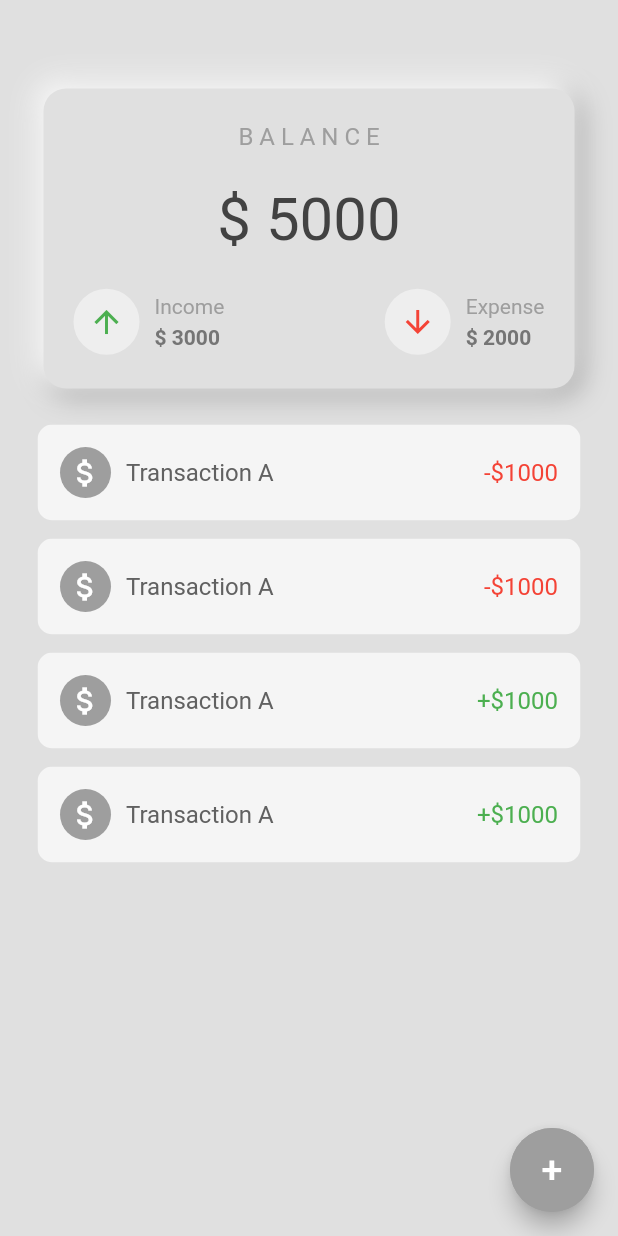
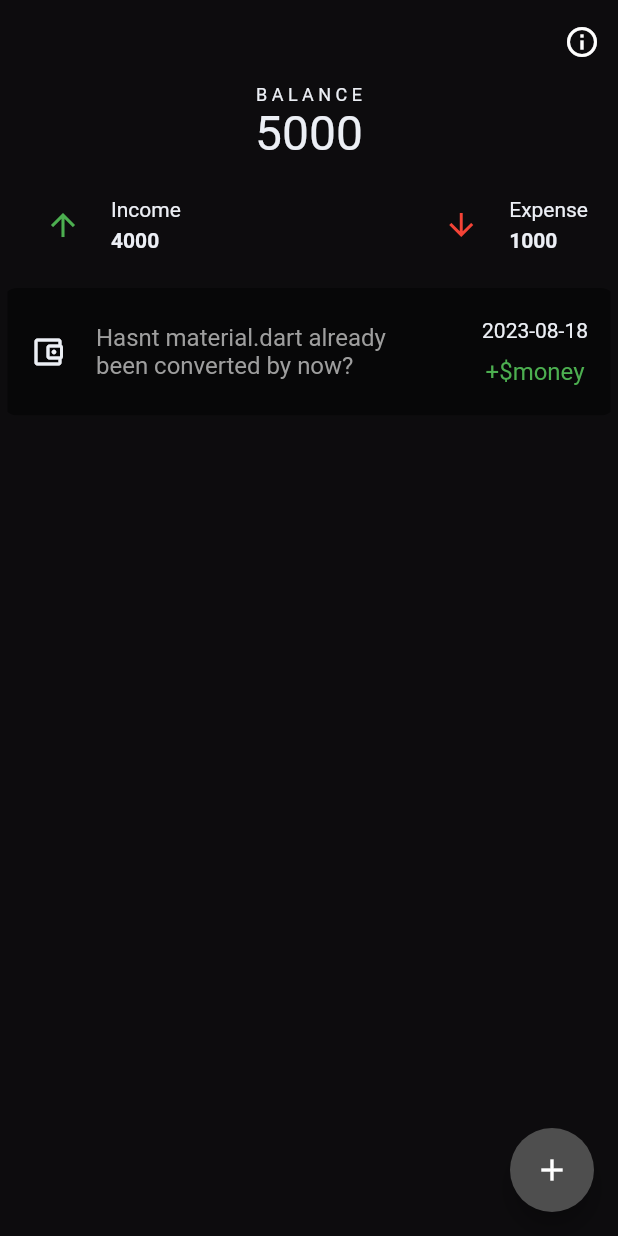
Before and after one commit to ojasvishaklya/expenny-android, a Flutter app: the screen it shows after launch, on a phone screen of 412 x 824 dp. Run offline on Flutter 3.47's test engine with Material 2 defaults, Android fonts, the phone set to English and light mode, and no system bars; our stand-ins replace google_fonts, logger.

Commit message:
adds theme

```diff
--- a/lib/components/display_card.dart
+++ /dev/null
@@ -1,127 +0,0 @@
-import 'package:flutter/material.dart';
-
-class DisplayCard extends StatelessWidget {
-  final String balance;
-  final String income;
-  final String expense;
-
-  DisplayCard({
-    required this.balance,
-    required this.expense,
-    required this.income,
-  });
-
-  @override
-  Widget build(BuildContext context) {
-    return Padding(
-      padding: const EdgeInsets.all(4.0),
-      child: Container(
-        height: 200,
-        child: Center(
-          child: Column(
-            mainAxisAlignment: MainAxisAlignment.spaceEvenly,
-            children: [
-              Text('B A L A N C E',
-                  style: TextStyle(color: Colors.grey[500], fontSize: 16)),
-              Text(
-                '\$' + balance,
-                style: TextStyle(color: Colors.grey[800], fontSize: 40),
-              ),
-              Padding(
-                padding: const EdgeInsets.symmetric(horizontal: 20.0),
-                child: Row(
-                  mainAxisAlignment: MainAxisAlignment.spaceBetween,
-                  children: [
-                    Row(
-                      children: [
-                        Container(
-                          padding: EdgeInsets.all(10),
-                          decoration: BoxDecoration(
-                            shape: BoxShape.circle,
-                            color: Colors.grey[200],
-                          ),
-                          child: const Center(
-                            child: Icon(
-                              Icons.arrow_upward,
-                              color: Colors.green,
-                            ),
-                          ),
-                        ),
-                        const SizedBox(
-                          width: 10,
-                        ),
-                        Column(
-                          crossAxisAlignment: CrossAxisAlignment.start,
-                          children: [
-                            Text('Income',
-                                style: TextStyle(color: Colors.grey[500])),
-                            const SizedBox(
-                              height: 5,
-                            ),
-                            Text('\$' + income,
-                                style: TextStyle(
-                                    color: Colors.grey[600],
-                                    fontWeight: FontWeight.bold)),
-                          ],
-                        )
-                      ],
-                    ),
-                    Row(
-                      children: [
-                        Container(
-                          padding: EdgeInsets.all(10),
-                          decoration: BoxDecoration(
-                            shape: BoxShape.circle,
-                            color: Colors.grey[200],
-                          ),
-                          child: const Center(
-                            child: Icon(
-                              Icons.arrow_downward,
-                              color: Colors.red,
-                            ),
-                          ),
-                        ),
-                        const SizedBox(
-                          width: 10,
-                        ),
-                        Column(
-                          crossAxisAlignment: CrossAxisAlignment.start,
-                          children: [
-                            Text('Expense',
-                                style: TextStyle(color: Colors.grey[500])),
-                            const SizedBox(
-                              height: 5,
-                            ),
-                            Text('\$' + expense,
-                                style: TextStyle(
-                                    color: Colors.grey[600],
-                                    fontWeight: FontWeight.bold)),
-                          ],
-                        )
-                      ],
-                    )
-                  ],
-                ),
-              )
-            ],
-          ),
-        ),
-        decoration: BoxDecoration(
-            borderRadius: BorderRadius.circular(15),
-            color: Colors.grey[300],
-            boxShadow: [
-              BoxShadow(
-                  color: Colors.grey.shade500,
-                  offset: Offset(4.0, 4.0),
-                  blurRadius: 15.0,
-                  spreadRadius: 1.0),
-              const BoxShadow(
-                  color: Colors.white,
-                  offset: Offset(-4.0, -4.0),
-                  blurRadius: 15.0,
-                  spreadRadius: 1.0),
-            ]),
-      ),
-    );
-  }
-}
--- a/lib/components/floating_button.dart
+++ /dev/null
@@ -1,28 +0,0 @@
-import 'package:flutter/material.dart';
-
-class FloatingButton extends StatelessWidget {
-  final function;
-
-  const FloatingButton({this.function});
-
-  @override
-  Widget build(BuildContext context) {
-    return GestureDetector(
-      onTap: function,
-      child: Container(
-        height: 75,
-        width: 75,
-        decoration: BoxDecoration(
-          color: Colors.grey[500],
-          shape: BoxShape.circle,
-        ),
-        child: const Center(
-          child: Text(
-            '+',
-            style: TextStyle(color: Colors.white, fontSize: 25),
-          ),
-        ),
-      ),
-    );
-  }
-}
--- a/lib/components/transaction_card.dart
+++ /dev/null
@@ -1,64 +0,0 @@
-import 'package:flutter/material.dart';
-
-class TransactionCard extends StatelessWidget {
-  final String transactionName;
-  final String money;
-  final String expenseOrIncome;
-
-  const TransactionCard({
-    required this.transactionName,
-    required this.money,
-    required this.expenseOrIncome,
-  });
-
-  @override
-  Widget build(BuildContext context) {
-    return Padding(
-      padding: const EdgeInsets.only(bottom: 12.0),
-      child: ClipRRect(
-        borderRadius: BorderRadius.circular(10),
-        child: Container(
-          padding: EdgeInsets.all(15),
-          color: Colors.grey[100],
-          child: Row(
-            mainAxisAlignment: MainAxisAlignment.spaceBetween,
-            children: [
-              Row(
-                children: [
-                  Container(
-                    padding: const EdgeInsets.all(5),
-                    decoration: BoxDecoration(
-                        shape: BoxShape.circle, color: Colors.grey[500]),
-                    child: const Center(
-                      child: Icon(
-                        Icons.attach_money_outlined,
-                        color: Colors.white,
-                      ),
-                    ),
-                  ),
-                  const SizedBox(
-                    width: 10,
-                  ),
-                  Text(transactionName,
-                      style: TextStyle(
-                        fontSize: 16,
-                        color: Colors.grey[700],
-                      )),
-                ],
-              ),
-              Text(
-                (expenseOrIncome == 'expense' ? '-' : '+') + '\$' + money,
-                style: TextStyle(
-                  //fontWeight: FontWeight.bold,
-                  fontSize: 16,
-                  color:
-                  expenseOrIncome == 'expense' ? Colors.red : Colors.green,
-                ),
-              ),
-            ],
-          ),
-        ),
-      ),
-    );
-  }
-}
--- /dev/null
+++ b/lib/constants/constants.dart
@@ -0,0 +1,24 @@
+import 'package:flutter/material.dart';
+
+// Colors
+const kPrimaryColor = Color(0xFFFF97B3);
+const kSecondaryLightColor = Color(0xFFE4E9F2);
+const kSecondaryDarkColor = Color(0xFF404040);
+const kAccentLightColor = Color(0xFFB3BFD7);
+const kAccentDarkColor = Color(0xFF4E4E4E);
+const kBackgroundDarkColor = Color(0xFF3A3A3A);
+const kSurfaceDarkColor = Color(0xFF222225);
+// Icon Colors
+const kAccentIconLightColor = Color(0xFFECEFF5);
+const kAccentIconDarkColor = Color(0xFF303030);
+const kPrimaryIconLightColor = Color(0xFFECEFF5);
+const kPrimaryIconDarkColor = Color(0xFF232323);
+// Text Colors
+const kBodyTextColorLight = Color(0xFFA1B0CA);
+const kBodyTextColorDark = Color(0xFFECEFF5);
+const kTitleTextLightColor = Color(0xFF101112);
+const kTitleTextDarkColor = Colors.white;
+
+const kShadowColor = Color(0xFF364564);
+
+const String homePage = 'HomePage';
--- /dev/null
+++ b/lib/constants/theme.dart
@@ -0,0 +1,46 @@
+import 'package:flutter/material.dart';
+import 'package:google_fonts/google_fonts.dart';
+
+import 'constants.dart';
+
+// Our light/Primary Theme
+ThemeData themeData(BuildContext context) {
+  return ThemeData(
+    appBarTheme: appBarTheme,
+    primaryColor: kPrimaryColor,
+    scaffoldBackgroundColor: Colors.white,
+    iconTheme: IconThemeData(color: kBodyTextColorLight),
+    primaryIconTheme: IconThemeData(color: kPrimaryIconLightColor),
+    textTheme: GoogleFonts.latoTextTheme().copyWith(
+      bodyLarge: TextStyle(color: kBodyTextColorLight),
+      bodyMedium: TextStyle(color: kBodyTextColorLight),
+      headlineMedium: TextStyle(color: kTitleTextLightColor, fontSize: 32),
+      displayLarge: TextStyle(color: kTitleTextLightColor, fontSize: 80),
+    ), colorScheme: const ColorScheme.light(
+      secondary: kSecondaryLightColor,
+      // on light theme surface = Colors.white by default
+    ).copyWith(secondary: kAccentLightColor).copyWith(background: Colors.white),
+  );
+}
+
+// Dark Them
+ThemeData darkThemeData(BuildContext context) {
+  return ThemeData.dark().copyWith(
+    primaryColor: kPrimaryColor,
+    scaffoldBackgroundColor: Color(0xFF0D0C0E),
+    appBarTheme: appBarTheme,
+    iconTheme: IconThemeData(color: kBodyTextColorDark),
+    primaryIconTheme: IconThemeData(color: kPrimaryIconDarkColor),
+    textTheme: GoogleFonts.latoTextTheme().copyWith(
+      bodyLarge: TextStyle(color: kBodyTextColorDark),
+      bodyMedium: TextStyle(color: kBodyTextColorDark),
+      headlineMedium: TextStyle(color: kTitleTextDarkColor, fontSize: 32),
+      displayLarge: TextStyle(color: kTitleTextDarkColor, fontSize: 80),
+    ), colorScheme: ColorScheme.light(
+      secondary: kSecondaryDarkColor,
+      surface: kSurfaceDarkColor,
+    ).copyWith(secondary: kAccentDarkColor).copyWith(background: kBackgroundDarkColor),
+  );
+}
+
+AppBarTheme appBarTheme = AppBarTheme(color: Colors.transparent, elevation: 0);
--- a/lib/main.dart
+++ b/lib/main.dart
@@ -1,5 +1,7 @@
 import 'package:flutter/material.dart';
 import 'package:journal/screens/home_screen.dart';
+
+import 'constants/theme.dart';
 
 void main() {
   runApp(const MyApp());
@@ -10,8 +12,9 @@ class MyApp extends StatelessWidget {
 
   @override
   Widget build(BuildContext context) {
-    return const MaterialApp(
+    return  MaterialApp(
       debugShowCheckedModeBanner: false,
+      theme: darkThemeData(context),
       home: HomeScreen(),
     );
   }
--- a/lib/screens/home_screen.dart
+++ b/lib/screens/home_screen.dart
@@ -1,7 +1,9 @@
 import 'package:flutter/material.dart';
-import 'package:journal/components/display_card.dart';
-import 'package:journal/components/floating_button.dart';
-import 'package:journal/components/transaction_card.dart';
+import 'package:journal/constants/constants.dart';
+import 'package:journal/widgets/AppBarWidget.dart';
+import 'package:journal/widgets/DisplayCard.dart';
+import 'package:journal/widgets/FabWidget.dart';
+import 'package:journal/widgets/TransactionCard.dart';
 
 class HomeScreen extends StatefulWidget {
   const HomeScreen({Key? key}) : super(key: key);
@@ -14,55 +16,16 @@ class _HomeScreenState extends State<HomeScreen> {
   @override
   Widget build(BuildContext context) {
     return Scaffold(
-      backgroundColor: Colors.grey[300],
-      floatingActionButton: FloatingActionButton(
-        backgroundColor: Colors.grey[500],
-        onPressed: () {},
-        child: const FloatingButton(),
-      ),
-      body: Padding(
-        padding: const EdgeInsets.all(25.0),
-        child: Column(
-          children: [
-            const SizedBox(
-              height: 30,
-            ),
-            DisplayCard(balance: ' 5000', expense: ' 2000', income: ' 3000'),
-            Expanded(
-              child: Container(
-                child: Center(
-                  child: Column(
-                    children: const [
-                      SizedBox(
-                        height: 20,
-                      ),
-                      TransactionCard(
-                        transactionName: "Transaction A",
-                        money: '1000',
-                        expenseOrIncome: 'expense',
-                      ),
-                      TransactionCard(
-                        transactionName: "Transaction A",
-                        money: '1000',
-                        expenseOrIncome: 'expense',
-                      ),
-                      TransactionCard(
-                        transactionName: "Transaction A",
-                        money: '1000',
-                        expenseOrIncome: '',
-                      ),
-                      TransactionCard(
-                        transactionName: "Transaction A",
-                        money: '1000',
-                        expenseOrIncome: '',
-                      )
-                    ],
-                  ),
-                ),
-              ),
-            ),
-          ],
-        ),
+      floatingActionButton: buildFloatingActionButton(() {}),
+      appBar: buildAppBar(homePage),
+      body: Column(
+        children: const [
+          DisplayCard(balance: '5000', expense: '1000', income: '4000'),
+          TransactionCard(
+              transactionName: 'Hasnt material.dart already \nbeen converted by now?',
+              money: 'money',
+              expenseOrIncome: 'expenseOrIncome')
+        ],
       ),
     );
   }
--- /dev/null
+++ b/lib/screens/repository/TransactionRepository.dart
@@ -0,0 +1,16 @@
+import 'package:logger/logger.dart';
+
+class TransactionRepository {
+  static final TransactionRepository transactionRepository = TransactionRepository._init();
+  final logger = Logger();
+
+  var tableName = 'transactions';
+
+  TransactionRepository._init();
+
+  int balance = 0;
+
+   insertAlarm()  {
+    logger.i('saving in sqlite: ');
+  }
+}
--- /dev/null
+++ b/lib/widgets/AppBarWidget.dart
@@ -0,0 +1,17 @@
+import 'package:flutter/material.dart';
+import 'package:journal/constants/constants.dart';
+
+AppBar buildAppBar(String pageName) {
+  List<Widget> actions = [];
+  if (pageName == homePage) {
+    actions.add(IconButton(
+      onPressed: () async {},
+      icon: Icon(Icons.info_outline),
+    ));
+  }
+
+  return AppBar(
+    actions: actions,
+    automaticallyImplyLeading: true,
+  );
+}
--- /dev/null
+++ b/lib/widgets/DisplayCard.dart
@@ -0,0 +1,99 @@
+import 'package:flutter/material.dart';
+
+class DisplayCard extends StatelessWidget {
+  final String balance;
+  final String income;
+  final String expense;
+
+  final String unit = ' Rs';
+
+  const DisplayCard(
+      {Key? key,
+      required this.balance,
+      required this.income,
+      required this.expense})
+      : super(key: key);
+
+  @override
+  Widget build(BuildContext context) {
+    return Column(
+      mainAxisAlignment: MainAxisAlignment.spaceEvenly,
+      crossAxisAlignment: CrossAxisAlignment.center,
+      children: [
+        Text('B A L A N C E', style: TextStyle(fontSize: 12)),
+        Text(
+          balance,
+          style: TextStyle(fontSize: 32),
+        ),
+        Padding(
+          padding: const EdgeInsets.all(20),
+          child: Row(
+            mainAxisAlignment: MainAxisAlignment.spaceBetween,
+            children: [
+              Row(
+                children: [
+                  Container(
+                    padding: EdgeInsets.all(10),
+                    decoration: BoxDecoration(
+                      shape: BoxShape.circle,
+                    ),
+                    child: const Center(
+                      child: Icon(
+                        Icons.arrow_upward,
+                        color: Colors.green,
+                      ),
+                    ),
+                  ),
+                  const SizedBox(
+                    width: 10,
+                  ),
+                  Column(
+                    crossAxisAlignment: CrossAxisAlignment.start,
+                    children: [
+                      Text('Income'),
+                      const SizedBox(
+                        height: 5,
+                      ),
+                      Text(income,
+                          style: TextStyle(fontWeight: FontWeight.bold)),
+                    ],
+                  )
+                ],
+              ),
+              Row(
+                children: [
+                  Container(
+                    padding: EdgeInsets.all(10),
+                    decoration: BoxDecoration(
+                      shape: BoxShape.circle,
+                    ),
+                    child: const Center(
+                      child: Icon(
+                        Icons.arrow_downward,
+                        color: Colors.red,
+                      ),
+                    ),
+                  ),
+                  const SizedBox(
+                    width: 10,
+                  ),
+                  Column(
+                    crossAxisAlignment: CrossAxisAlignment.start,
+                    children: [
+                      Text('Expense'),
+                      const SizedBox(
+                        height: 5,
+                      ),
+                      Text(expense,
+                          style: TextStyle(fontWeight: FontWeight.bold)),
+                    ],
+                  )
+                ],
+              ),
+            ],
+          ),
+        )
+      ],
+    );
+  }
+}
--- /dev/null
+++ b/lib/widgets/FabWidget.dart
@@ -0,0 +1,11 @@
+import 'package:flutter/material.dart';
+
+FloatingActionButton buildFloatingActionButton(function){
+  return FloatingActionButton(
+    onPressed: function,
+    child: Icon(
+      Icons.add,
+      color: Colors.white,
+    ),
+  );
+}
--- /dev/null
+++ b/lib/widgets/TransactionCard.dart
@@ -0,0 +1,62 @@
+import 'package:flutter/material.dart';
+
+class TransactionCard extends StatelessWidget {
+  final String transactionName;
+  final String money;
+  final String expenseOrIncome;
+
+  const TransactionCard({Key? key,
+    required this.transactionName,
+    required this.money,
+    required this.expenseOrIncome,
+  }) : super(key: key);
+
+  @override
+  Widget build(BuildContext context) {
+    return ClipRRect(
+      borderRadius: BorderRadius.circular(12),
+      child: Container(
+        padding: EdgeInsets.symmetric(vertical: 20, horizontal: 15),
+        margin: EdgeInsets.symmetric(horizontal: 5),
+        color: Colors.black45,
+        child: Row(
+          mainAxisAlignment: MainAxisAlignment.spaceBetween,
+          children: [
+            Row(
+              children: [
+                const Center(
+                  child: Icon(
+                    Icons.account_balance_wallet_outlined,
+                  ),
+                ),
+                const SizedBox(
+                  width: 20,
+                ),
+                Text(transactionName,
+                    style: TextStyle(
+                      fontSize: 16,
+                      color: Colors.grey[500],
+                    )),
+              ],
+            ),
+            Column(
+              children: [
+                Text(DateTime.now().toIso8601String().substring(0,10)),
+                SizedBox(height: 10,),
+                Text(
+                  (expenseOrIncome == 'expense' ? '-' : '+') + '\$' + money,
+                  style: TextStyle(
+                    //fontWeight: FontWeight.bold,
+                    fontSize: 16,
+                    color:
+                    expenseOrIncome == 'expense' ? Colors.red : Colors.green,
+                  ),
+                ),
+              ],
+            ),
+          ],
+        ),
+      ),
+    );
+  }
+}
--- a/pubspec.yaml
+++ b/pubspec.yaml
@@ -9,7 +9,7 @@ environment:
 dependencies:
   flutter:
     sdk: flutter
-  google_fonts: ^1.1.0
+  google_fonts: ^4.0.4
   logger: ^1.1.0
 
 
```
Also changed, not shown: analysis_options.yaml (+3 -24 lines), pubspec.lock, 2 other files.
